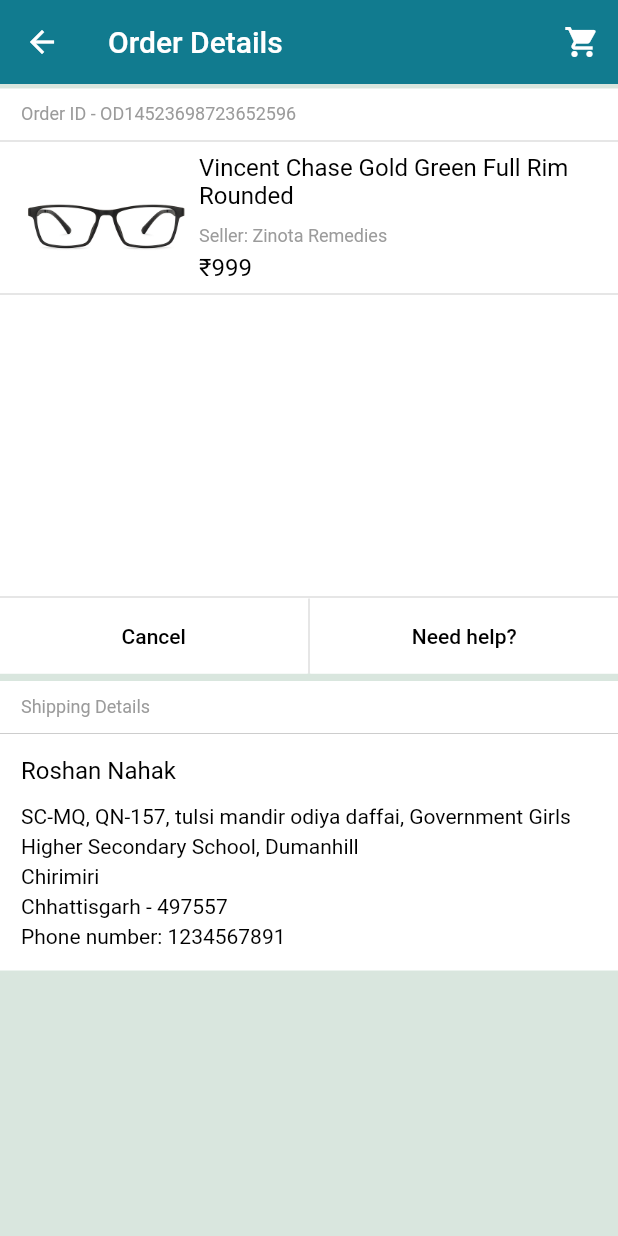
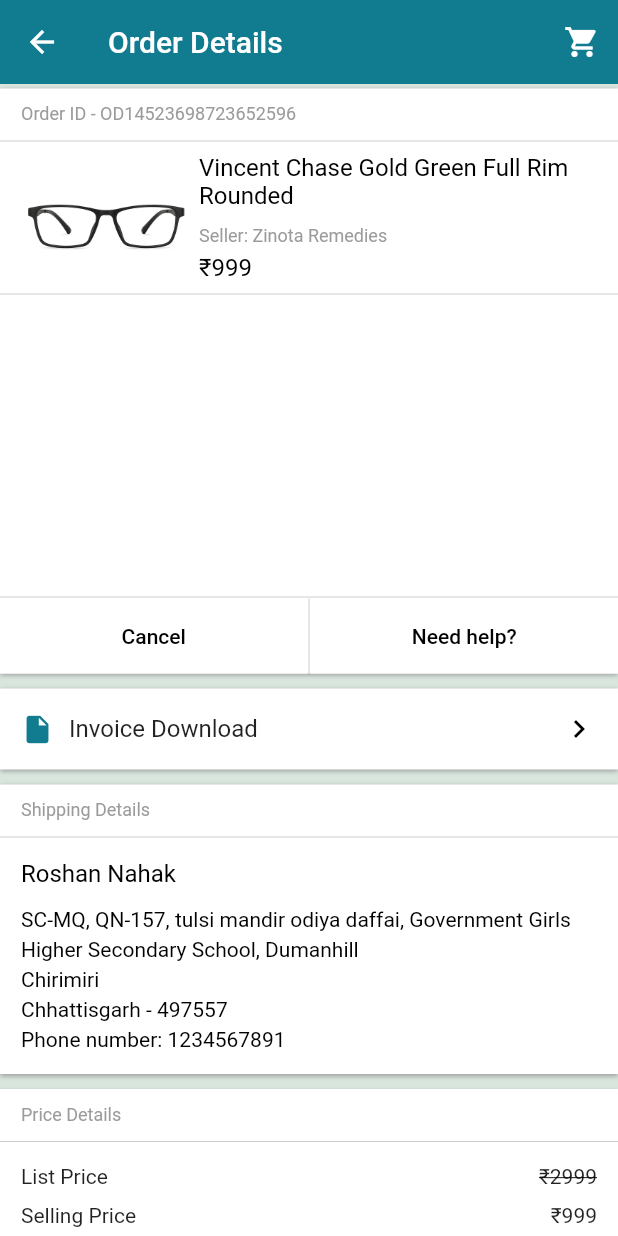
Before and after one commit to ybrut-software/zinotalens, a Flutter app: the OrderDetailsPage screen opened directly, on a phone screen of 412 x 824 dp. Run offline on Flutter 3.47's test engine with Material 2 defaults, Android fonts, the phone set to English and light mode, and no system bars; our stand-ins replace carousel_slider, flutter_screenutil.

Commit message:
done order details page

```diff
--- a/lib/pages/order_details_page.dart
+++ b/lib/pages/order_details_page.dart
@@ -31,7 +31,7 @@ class _OrderDetailsPageState extends State<OrderDetailsPage> {
       body: ListView(padding: EdgeInsets.only(top: 3, bottom: 20), children: [
         //order tracking section
         Container(
-          decoration: BoxDecoration(color: Colors.white),
+          decoration: contentContainerDecoration(),
           child: Column(
             mainAxisSize: MainAxisSize.min,
             crossAxisAlignment: CrossAxisAlignment.start,
@@ -146,11 +146,39 @@ class _OrderDetailsPageState extends State<OrderDetailsPage> {
             ],
           ),
         ),
-        SizedBox(height: 5),
+        SizedBox(height: 10),
+
+        //download invoice button
+        Container(
+          padding: EdgeInsets.symmetric(horizontal: 14, vertical: 15),
+          decoration: contentContainerDecoration(),
+          child: Row(
+            mainAxisAlignment: MainAxisAlignment.spaceBetween,
+            children: [
+              Row(
+                children: [
+                  Icon(
+                    Icons.insert_drive_file,
+                    color: Colors.skyBlue,
+                    size: 22,
+                  ),
+                  SizedBox(width: 10),
+                  Text(
+                    "Invoice Download",
+                    style: TextStyle(fontSize: 16),
+                  )
+                ],
+              ),
+              Icon(Icons.chevron_right, color: Colors.black)
+            ],
+          ),
+        ),
+
+        SizedBox(height: 10),
 
         //shipping details section
         Container(
-          decoration: BoxDecoration(color: Colors.white),
+          decoration: contentContainerDecoration(),
           child: Column(
             crossAxisAlignment: CrossAxisAlignment.start,
             children: [
@@ -184,6 +212,69 @@ class _OrderDetailsPageState extends State<OrderDetailsPage> {
               )
             ],
           ),
+        ),
+        SizedBox(height: 10),
+
+        //pricing details section
+        Container(
+          decoration: contentContainerDecoration(),
+          child: Column(
+            crossAxisAlignment: CrossAxisAlignment.start,
+            children: [
+              Padding(
+                padding: EdgeInsets.symmetric(vertical: 10, horizontal: 14),
+                child: Text(
+                  "Price Details",
+                  style: TextStyle(color: Colors.gray, fontSize: 12),
+                ),
+              ),
+              Divider(color: Colors.gray.withOpacity(0.5), height: 2),
+              Container(
+                padding: EdgeInsets.symmetric(vertical: 14, horizontal: 14),
+                child: Column(
+                  children: [
+                    Row(
+                      mainAxisAlignment: MainAxisAlignment.spaceBetween,
+                      children: [
+                        Text("List Price"),
+                        Text("₹2999",
+                            style: TextStyle(
+                                decoration: TextDecoration.lineThrough)),
+                      ],
+                    ),
+                    SizedBox(height: 10),
+                    Row(
+                      mainAxisAlignment: MainAxisAlignment.spaceBetween,
+                      children: [
+                        Text("Selling Price"),
+                        Text("₹999"),
+                      ],
+                    ),
+                    SizedBox(height: 10),
+                    Row(
+                      mainAxisAlignment: MainAxisAlignment.spaceBetween,
+                      children: [
+                        Text("Shipping fee"),
+                        Text("₹40"),
+                      ],
+                    )
+                  ],
+                ),
+              ),
+              Divider(color: Colors.gray.withOpacity(0.5), height: 2),
+              Padding(
+                padding: EdgeInsets.symmetric(horizontal: 14, vertical: 5),
+                child: Row(
+                  mainAxisAlignment: MainAxisAlignment.spaceBetween,
+                  children: [
+                    Text("Total Amount"),
+                    Text("₹1039"),
+                  ],
+                ),
+              ),
+              Divider(color: Colors.gray.withOpacity(0.5), height: 2),
+            ],
+          ),
         )
       ]),
     );
@@ -191,4 +282,9 @@ class _OrderDetailsPageState extends State<OrderDetailsPage> {
 
   TextStyle addressTextStyle() =>
       TextStyle(fontSize: 14, color: Colors.black, height: 1.4);
+
+  BoxDecoration contentContainerDecoration() =>
+      BoxDecoration(color: Colors.white, boxShadow: [
+        BoxShadow(color: Colors.gray, offset: Offset(0, 1), blurRadius: 2)
+      ]);
 }
```
